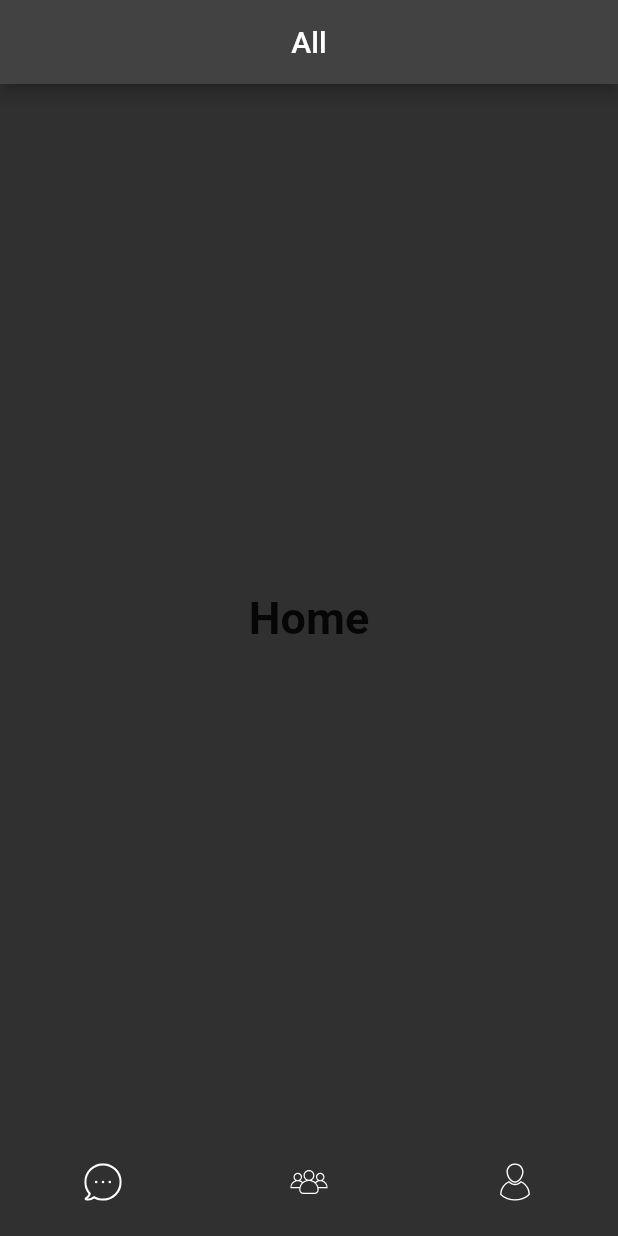
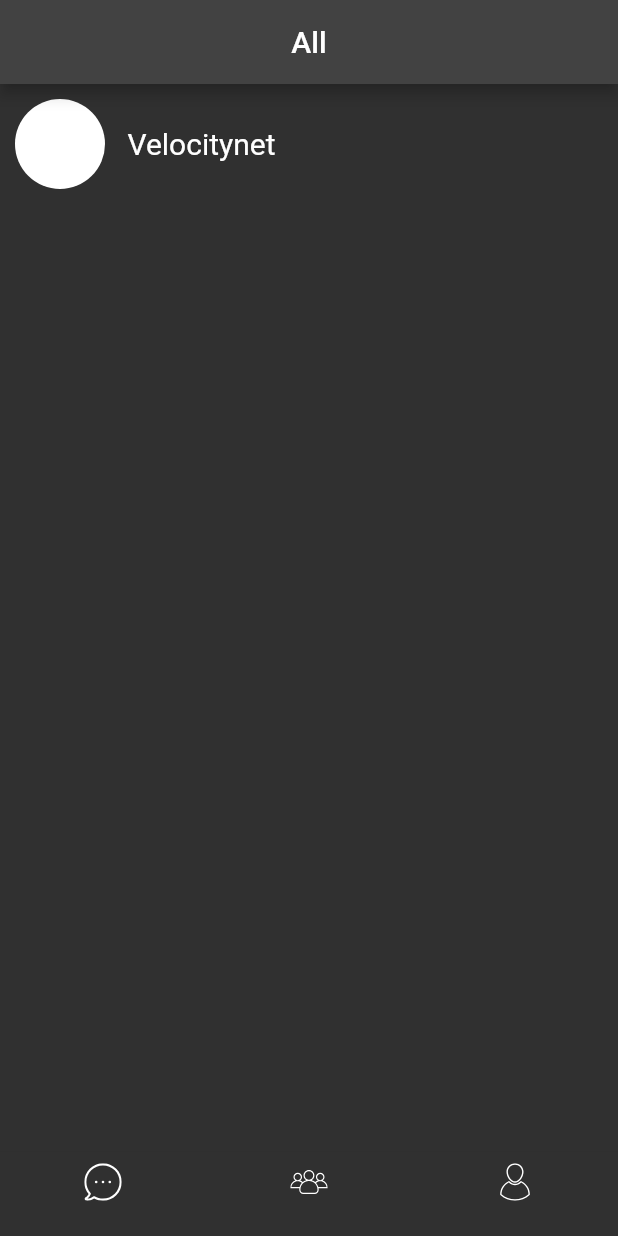
Before and after one commit to thailsondiniz/Assistente-Virtual, a Flutter app: the screen it shows after launch, on a phone screen of 412 x 824 dp. Run offline on Flutter 3.47's test engine with Material 2 defaults, Android fonts, the phone set to English and light mode, and no system bars; our stand-ins replace dropdown_button2, dropdown_search, flutter_svg, multi_select_flutter.

Commit message:
menu. chats

```diff
--- /dev/null
+++ b/lib/screens/chats.dart
@@ -0,0 +1,42 @@
+import 'package:flutter/material.dart';
+import 'package:wellu_project/screens/menu.dart';
+
+class Chats extends StatelessWidget {
+  const Chats({super.key});
+
+  @override
+  Widget build(BuildContext context) {
+    return Padding(
+      padding: const EdgeInsets.all(10),
+      child: Column(
+        children: [
+          InkWell(
+            child: const Row(
+              children: [
+                CircleAvatar(
+                  backgroundColor: Colors.white,
+                  maxRadius: 30,
+                ),
+                SizedBox(
+                  width: 15,
+                ),
+                Text(
+                  'Velocitynet',
+                  style: TextStyle(fontSize: 20, color: Colors.white),
+                )
+              ],
+            ),
+            onTap: () {
+              Navigator.push(
+                context,
+                MaterialPageRoute(
+                  builder: (context) => const Menu(),
+                ),
+              );
+            },
+          )
+        ],
+      ),
+    );
+  }
+}
--- a/lib/screens/home.dart
+++ b/lib/screens/home.dart
@@ -1,5 +1,6 @@
 import 'package:flutter/material.dart';
 import 'package:flutter_svg/svg.dart';
+import 'package:wellu_project/screens/chats.dart';
 import 'package:wellu_project/screens/settings.dart';
 
 class Home extends StatefulWidget {
@@ -14,10 +15,7 @@
   static const TextStyle optionStyle =
       TextStyle(fontSize: 30, fontWeight: FontWeight.bold);
   static const List<Widget> _widgetOptions = <Widget>[
-    Text(
-      'Home',
-      style: optionStyle,
-    ),
+    Chats(),
     Text(
       'Users',
       style: optionStyle,
--- a/lib/screens/settings.dart
+++ b/lib/screens/settings.dart
@@ -21,7 +21,7 @@
 // }
 
 import 'package:flutter/material.dart';
-import 'package:wellu_project/homepage.dart';
+import 'package:wellu_project/screens/assistentVirtual.dart';
 
 class Settings extends StatelessWidget {
   const Settings({super.key});
```
Also changed, not shown: lib/screens/menu.dart (+6 -2 lines), lib/screens/assistentVirtual.dart (renamed from lib/homepage.dart).
